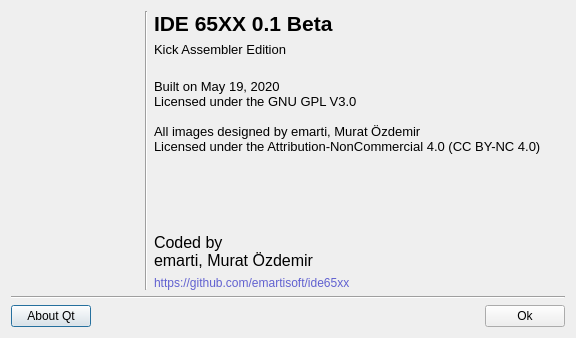
Before: the Qt Designer form about.ui in emartisoft/IDE65XX, drawn with Qt 5.
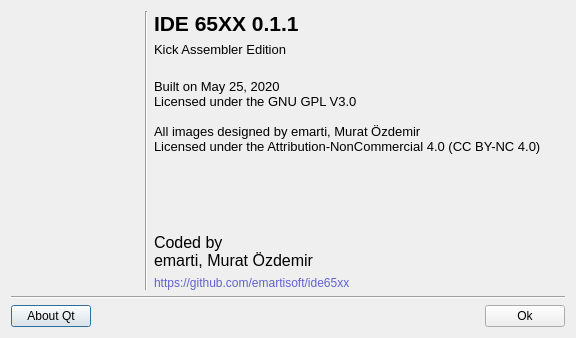
After: the same form once the commit is applied. Icons and pictures are not drawn.

```diff
--- a/about.ui
+++ b/about.ui
@@ -107,7 +107,7 @@
           </font>
          </property>
          <property name="text">
-          <string notr="true">IDE 65XX 0.1 Beta</string>
+          <string notr="true">IDE 65XX 0.1.1</string>
          </property>
          <property name="textFormat">
           <enum>Qt::PlainText</enum>
@@ -166,7 +166,7 @@
           </font>
          </property>
          <property name="text">
-          <string notr="true">Built on May 19, 2020
+          <string notr="true">Built on May 25, 2020
 Licensed under the GNU GPL V3.0
 
 All images designed by emarti, Murat Özdemir
```
